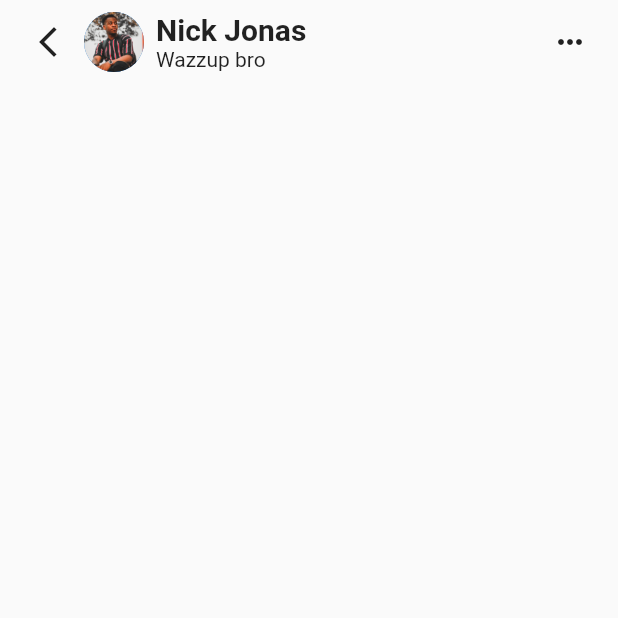
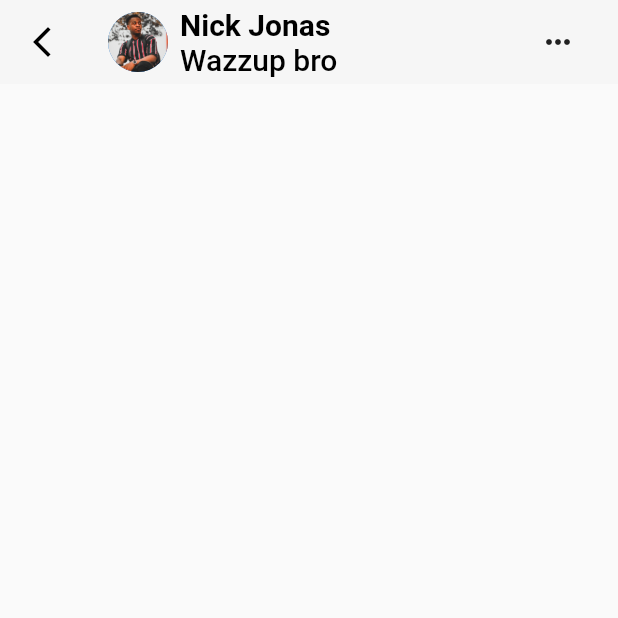
Before and after one commit to trongduc1509/chatapp, a Flutter app: the screen it shows after launch, after a tap on "Nick Jonas", on a phone screen of 412 x 824 dp, the top half of it. Run offline on Flutter 3.47's test engine with Material 2 defaults, Android fonts, the phone set to English and light mode, and no system bars; our stand-ins replace device_preview, firebase_core, google_fonts; missing offline and left inert: device_preview_screenshot; accounts and stored records are empty.

Commit message:
Fixing some UI bugs

```diff
--- a/lib/constants/app_theme.dart
+++ b/lib/constants/app_theme.dart
@@ -4,8 +4,8 @@ import 'package:google_fonts/google_fonts.dart';
 class AppTheme {
   AppTheme._();
 
-  static final TextStyle appTitle =
-      GoogleFonts.dancingScript(fontSize: 30, fontWeight: FontWeight.bold);
+  static final TextStyle appTitle = GoogleFonts.roboto(
+      fontSize: 30, fontWeight: FontWeight.bold, color: Colors.black);
 
   static final TextStyle tabItems = GoogleFonts.roboto(
       fontSize: 15, fontWeight: FontWeight.bold, color: Colors.white);
--- a/lib/main.dart
+++ b/lib/main.dart
@@ -1,12 +1,22 @@
 import 'package:chatapp/screens/screen.dart';
+import 'package:flutter/foundation.dart';
 import 'package:flutter/material.dart';
+import 'package:device_preview/device_preview.dart';
 import 'package:firebase_core/firebase_core.dart';
 import 'screens/screen.dart';
+import 'package:device_preview_screenshot/device_preview_screenshot.dart';
 
 void main() async {
-  WidgetsFlutterBinding.ensureInitialized();
-  await Firebase.initializeApp();
-  runApp(const MyApp());
+  // WidgetsFlutterBinding.ensureInitialized();
+  // await Firebase.initializeApp();
+  runApp(DevicePreview(
+      enabled: !kReleaseMode,
+      tools: const [...DevicePreview.defaultTools, DevicePreviewScreenshot()],
+      data: DevicePreviewData(
+          isToolbarVisible: false,
+          deviceIdentifier: Devices.ios.iPhone13ProMax.toString(),
+          locale: 'en_US'),
+      builder: (context) => const MyApp()));
 }
 
 class MyApp extends StatelessWidget {
@@ -16,6 +26,9 @@ class MyApp extends StatelessWidget {
   @override
   Widget build(BuildContext context) {
     return MaterialApp(
+      useInheritedMediaQuery: true,
+      locale: DevicePreview.locale(context),
+      builder: DevicePreview.appBuilder,
       debugShowCheckedModeBanner: false,
       title: 'TronD Chat',
       theme: ThemeData(
--- a/lib/screens/chat_list_screen.dart
+++ b/lib/screens/chat_list_screen.dart
@@ -1,3 +1,4 @@
+import 'package:chatapp/constants/app_theme.dart';
 import 'package:flutter/material.dart';
 import '../components/component.dart';
 import '../models/model.dart';
@@ -55,18 +56,18 @@ class _ChatListScreenState extends State<ChatListScreen> {
 
   @override
   Widget build(BuildContext context) {
-    return SafeArea(
-      child: Column(crossAxisAlignment: CrossAxisAlignment.start, children: [
-        Theme(
+    return Scaffold(
+      appBar: AppBar(
+        titleTextStyle: AppTheme.appTitle,
+        elevation: 0.0,
+        backgroundColor: Colors.grey.shade100.withOpacity(0.8),
+        title: Theme(
           data: ThemeData(
             splashColor: Colors.transparent,
             highlightColor: Colors.transparent,
           ),
           child: Container(
             color: Colors.grey.shade100.withOpacity(0.8),
-            child: Padding(
-              padding:
-                  const EdgeInsets.symmetric(horizontal: 16.0, vertical: 8.0),
             child: Row(
               mainAxisAlignment: MainAxisAlignment.spaceBetween,
               children: [
@@ -86,6 +87,8 @@ class _ChatListScreenState extends State<ChatListScreen> {
           ),
         ),
       ),
+      body: SafeArea(
+        child: Column(crossAxisAlignment: CrossAxisAlignment.start, children: [
           Expanded(
             child: SingleChildScrollView(
                 physics: const BouncingScrollPhysics(),
@@ -108,7 +111,8 @@ class _ChatListScreenState extends State<ChatListScreen> {
                             fillColor: Colors.grey.shade200,
                             enabledBorder: OutlineInputBorder(
                               borderRadius: BorderRadius.circular(30.0),
-                            borderSide: BorderSide(color: Colors.grey.shade200),
+                              borderSide:
+                                  BorderSide(color: Colors.grey.shade200),
                             ),
                           ),
                         )),
@@ -141,6 +145,7 @@ class _ChatListScreenState extends State<ChatListScreen> {
                 )),
           ),
         ]),
+      ),
     );
   }
 }
--- a/lib/screens/chat_room_screen.dart
+++ b/lib/screens/chat_room_screen.dart
@@ -16,22 +16,20 @@ class _ChatRoomScreenState extends State<ChatRoomScreen> {
             .chatUser;
 
     return Scaffold(
-      body: SafeArea(
-        child: Column(
-          crossAxisAlignment: CrossAxisAlignment.start,
-          children: [
-            Theme(
+      appBar: AppBar(
+          centerTitle: false,
+          elevation: 0.0,
+          backgroundColor: Colors.grey.shade100.withOpacity(0.8),
+          leading: IconButton(
+              color: Colors.black,
+              onPressed: () => Navigator.of(context).pop(),
+              icon: const Icon(Icons.arrow_back_ios_new)),
+          title: Theme(
             data: ThemeData(
                 splashColor: Colors.transparent,
                 highlightColor: Colors.transparent),
-                child: Padding(
-                  padding: const EdgeInsets.symmetric(
-                      horizontal: 8.0, vertical: 4.0),
             child: Row(
               children: [
-                      IconButton(
-                          onPressed: () => Navigator.of(context).pop(),
-                          icon: const Icon(Icons.arrow_back_ios_new)),
                 CircleAvatar(
                   backgroundImage: AssetImage(chatReceiver.avatar),
                   maxRadius: 20,
@@ -39,25 +37,34 @@ class _ChatRoomScreenState extends State<ChatRoomScreen> {
                 const SizedBox(
                   width: 8.0,
                 ),
-                      Column(
+                Expanded(
+                  child: Column(
                     crossAxisAlignment: CrossAxisAlignment.start,
                     children: [
                       Text(
                         chatReceiver.name,
                         overflow: TextOverflow.ellipsis,
                         style: const TextStyle(
-                                fontSize: 20.0, fontWeight: FontWeight.bold),
+                            fontSize: 20.0,
+                            fontWeight: FontWeight.bold,
+                            color: Colors.black),
                       ),
-                          Text(chatReceiver.content),
+                      Text(
+                        chatReceiver.content,
+                        overflow: TextOverflow.ellipsis,
+                        style: const TextStyle(color: Colors.black),
+                      ),
                     ],
                   ),
-                      const Spacer(),
-                      IconButton(
-                          onPressed: () {}, icon: const Icon(Icons.more_horiz))
+                ),
+                IconButton(onPressed: () {}, icon: const Icon(Icons.more_horiz))
               ],
             ),
-                ))
-          ],
+          )),
+      body: SafeArea(
+        child: Column(
+          crossAxisAlignment: CrossAxisAlignment.start,
+          children: [],
         ),
       ),
     );
--- a/lib/screens/home_screen.dart
+++ b/lib/screens/home_screen.dart
@@ -16,14 +16,8 @@ class _HomeScreenState extends State<HomeScreen> {
   @override
   Widget build(BuildContext context) {
     return Scaffold(
-        extendBody: true,
         body: const ChatListScreen(),
-        bottomNavigationBar: SizedBox(
-          height: 70,
-          child: ClipRRect(
-            borderRadius: const BorderRadius.only(
-                topLeft: Radius.circular(30), topRight: Radius.circular(30)),
-            child: Theme(
+        bottomNavigationBar: Theme(
           data: ThemeData(
             splashColor: Colors.transparent,
             highlightColor: Colors.transparent,
@@ -54,8 +48,6 @@ class _HomeScreenState extends State<HomeScreen> {
               ),
             ],
           ),
-            ),
-          ),
         ));
   }
 }
--- a/pubspec.yaml
+++ b/pubspec.yaml
@@ -40,6 +40,9 @@ dependencies:
   firebase_core: ^1.19.1
   grouped_list: ^5.1.2
   google_fonts: ^3.0.1
+  device_preview: ^1.1.0
+  firebase_core_platform_interface: ^4.5.0
+  device_preview_screenshot: ^1.0.0
 
 dev_dependencies:
   flutter_test:
```
Also changed, not shown: pubspec.lock, 1 other file. Lines whose indentation alone changed are shown as unchanged.
